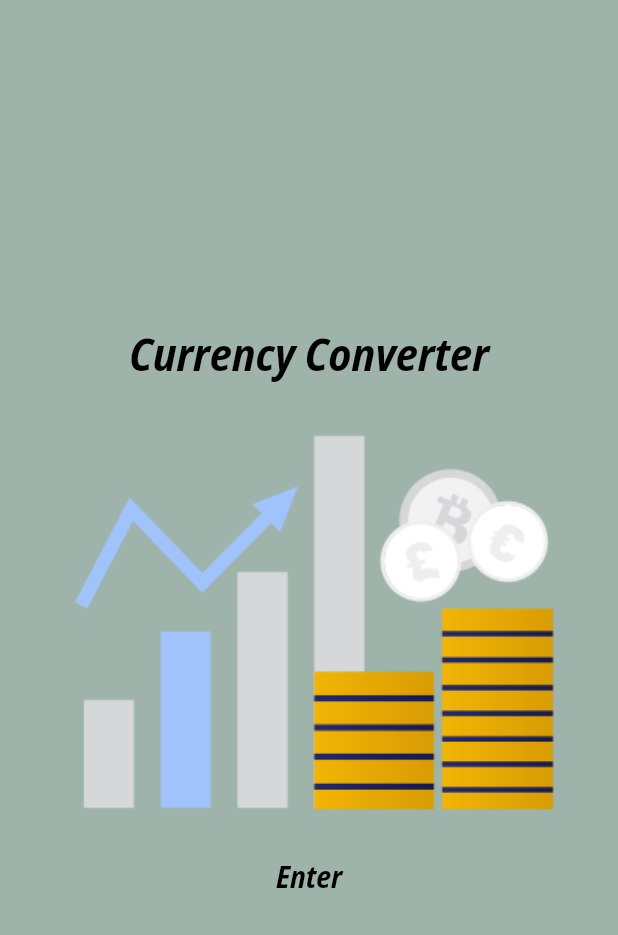
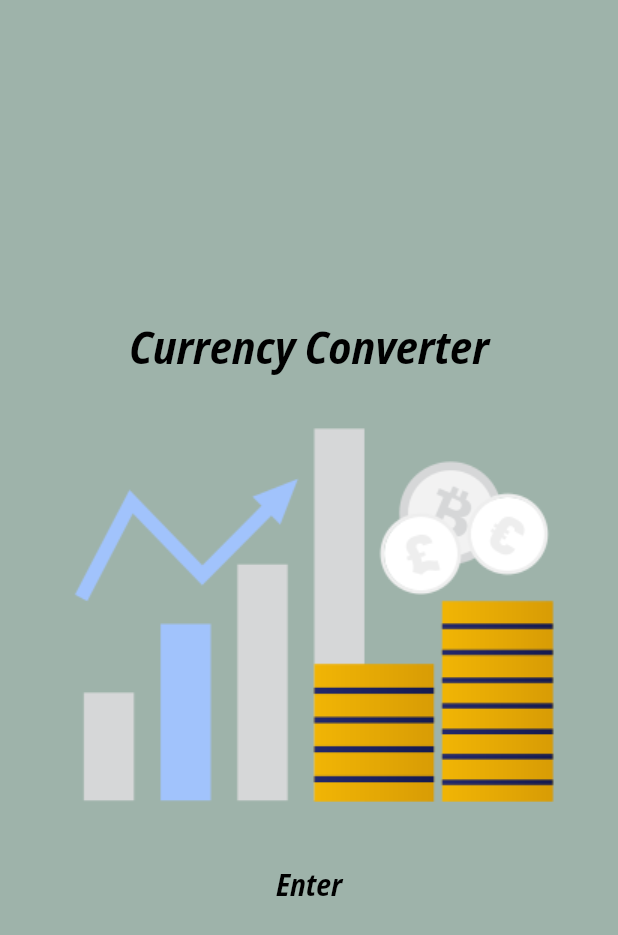
Before and after one commit to Ana-Tran/Currency_Exchange, a Flutter app: the screen it shows after launch, on a phone screen of 412 x 824 dp. Shown: the top 935 px of the screen. Run offline on Flutter 3.47's test engine with Material 2 defaults, Android fonts, the phone set to English and light mode, and no system bars.

Commit message:
updated home screen
added sized box constant
updated code for more organization

```diff
--- a/lib/constants.dart
+++ b/lib/constants.dart
@@ -13,3 +13,6 @@ const kHomePageSmallTextStyle = TextStyle(
     fontFamily: 'OpenSans',
     fontSize: 20.0,
     fontWeight: FontWeight.bold);
+const kHomeScreenSizedBox = SizedBox(
+  height: kSizedBoxH10,
+);
--- a/lib/screens/homescreen.dart
+++ b/lib/screens/homescreen.dart
@@ -22,12 +22,11 @@ class HomeScreen extends StatelessWidget {
                     'Currency Converter',
                     style: kHomePageTextStyle,
                   ),
-                  SizedBox(
-                    height: kSizedBoxH10,
-                  ),
+                  kHomeScreenSizedBox,
                   const Image(
                     image: AssetImage('images/financialStock.png'),
                   ),
+                  kHomeScreenSizedBox,
                   TextButton(
                     child: const Text(
                       'Enter',
```
